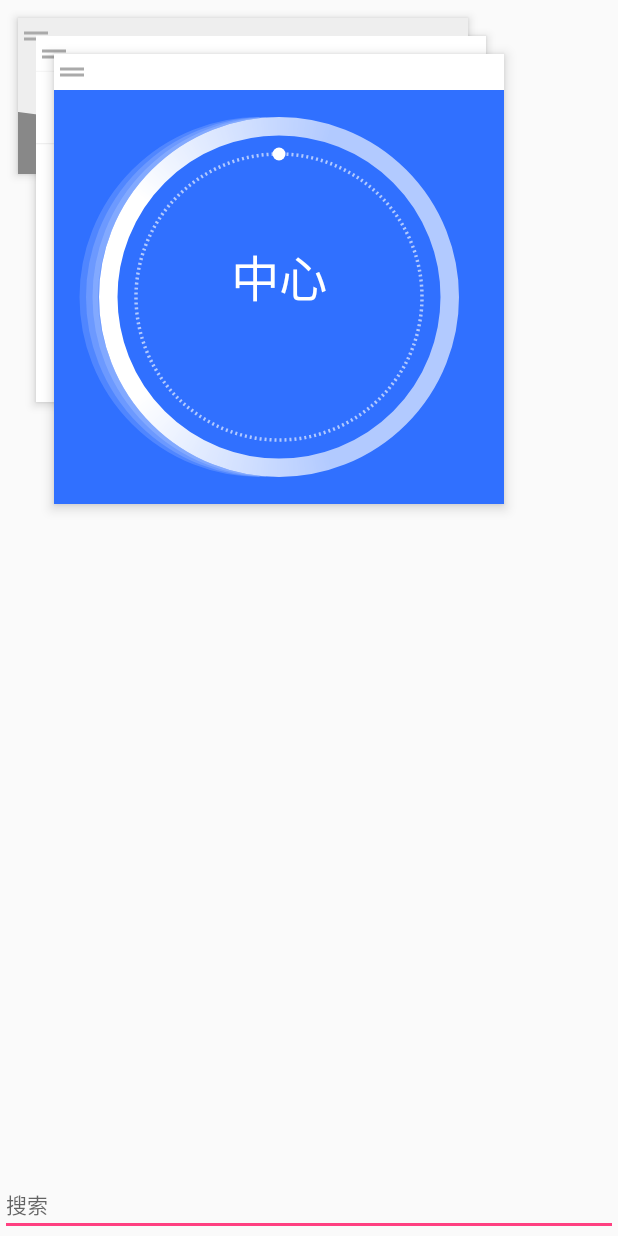
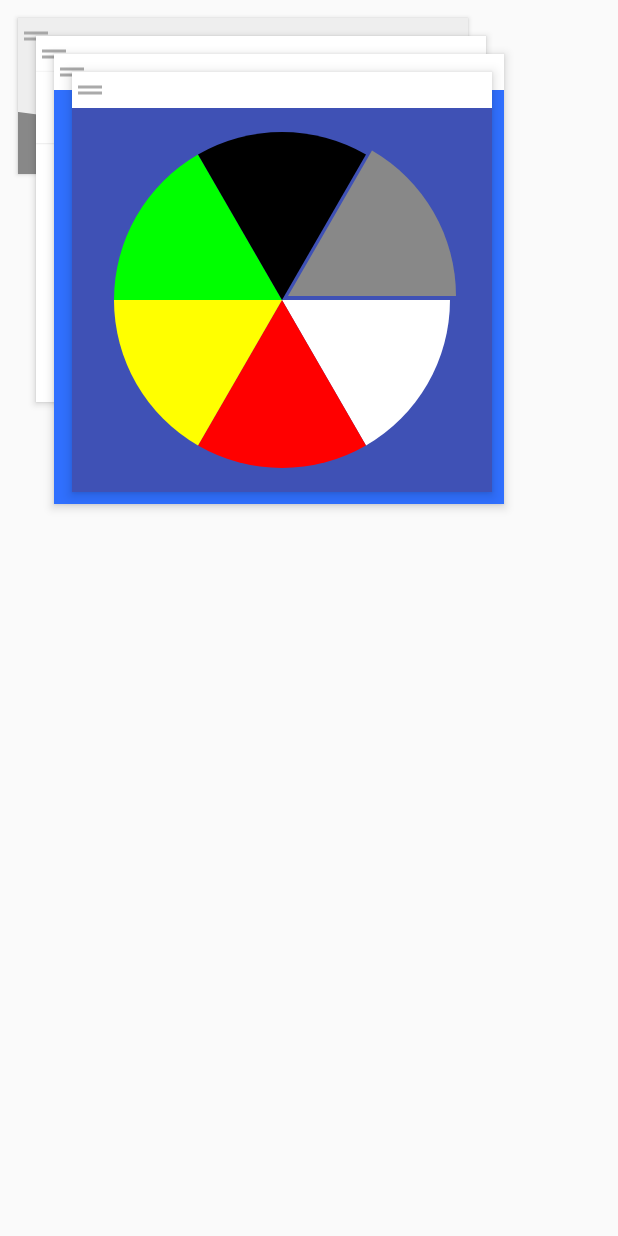
Before and after one commit to shizerixiang/CustomControls, an Android app: the layout activity_main.xml on its own in the app's theme, with its tools: preview values and no code run, on a phone screen of 412 x 824 dp. Run offline under Robolectric (Android 15) with nearby library versions, the phone set to English and light mode, and no system bars.

Commit message:
[Add]饼状图，初始化

```diff
--- a/app/src/main/java/com/beviswang/customcontrols/widget/FlippingView.kt
+++ b/app/src/main/java/com/beviswang/customcontrols/widget/FlippingView.kt
@@ -11,7 +11,7 @@ import android.view.View
 import android.view.animation.LinearInterpolator
 
 /**
- * 带有翻转动画的圆环
+ * 带有翻转动画的圆环（仿小米运动）
  * @author BevisWang
  * @date 2018/11/14 16:11
  */
--- /dev/null
+++ b/app/src/main/java/com/beviswang/customcontrols/widget/PieChartView.kt
@@ -0,0 +1,89 @@
+package com.beviswang.customcontrols.widget
+
+import android.annotation.SuppressLint
+import android.content.Context
+import android.graphics.Canvas
+import android.graphics.Color
+import android.graphics.Paint
+import android.graphics.RectF
+import android.util.AttributeSet
+import android.view.View
+
+/**
+ * 饼状图
+ * @author BevisWang
+ * @date 2018/11/16 11:46
+ */
+class PieChartView @JvmOverloads constructor(context: Context, attrs: AttributeSet? = null, def: Int = 0)
+    : View(context, attrs, def) {
+    private val mDefWidth: Int = 300
+    private val mDefHeight: Int = 300
+    // 扇形画笔
+    private var mArcPaint: Paint = Paint(Paint.ANTI_ALIAS_FLAG)
+    // 中心圆数据，用于产生扇形图间的间隙
+    private var mCenterR: Float = 1f
+    private var mCenterX: Float = 0f
+    private var mCenterY: Float = 0f
+
+    init {
+        mArcPaint.style = Paint.Style.FILL_AND_STROKE
+        mArcPaint.color = Color.WHITE
+    }
+
+    override fun onSizeChanged(w: Int, h: Int, oldw: Int, oldh: Int) {
+        super.onSizeChanged(w, h, oldw, oldh)
+        val height = height - paddingTop - paddingBottom
+        val width = width - paddingStart - paddingEnd
+        mCenterX = width / 2f + paddingStart
+        mCenterY = height / 2f + paddingTop
+    }
+
+    override fun onMeasure(widthMeasureSpec: Int, heightMeasureSpec: Int) {
+        super.onMeasure(widthMeasureSpec, heightMeasureSpec)
+        // 针对 wrap_content 的处理，使 wrap_content 生效
+        val widthSpecMode = MeasureSpec.getMode(widthMeasureSpec)
+        val widthSpecSize = MeasureSpec.getSize(widthMeasureSpec)
+        val heightSpecMode = MeasureSpec.getMode(heightMeasureSpec)
+        val heightSpecSize = MeasureSpec.getSize(heightMeasureSpec)
+        if (widthSpecMode == MeasureSpec.AT_MOST && heightSpecMode == MeasureSpec.AT_MOST) {
+            setMeasuredDimension(mDefWidth, mDefHeight)
+        } else if (widthSpecMode == MeasureSpec.AT_MOST) {
+            setMeasuredDimension(heightSpecSize, heightSpecSize)
+        } else if (heightSpecMode == MeasureSpec.AT_MOST) {
+            setMeasuredDimension(widthSpecSize, widthSpecSize)
+        }
+    }
+
+    @SuppressLint("DrawAllocation")
+    override fun onDraw(canvas: Canvas?) {
+        super.onDraw(canvas)
+        val height = height - paddingTop - paddingBottom
+        val width = width - paddingStart - paddingEnd
+        var dx: Float = paddingStart.toFloat()
+        var dy: Float = paddingTop.toFloat()
+        var diameter = 0f
+        if (height > width) {
+            diameter = width.toFloat()
+            dy += (height - width) / 2f
+        } else {
+            diameter = height.toFloat()
+            dx += (width - height) / 2f
+        }
+        val arcRectF = RectF(0f, 0f, diameter, diameter)
+        arcRectF.offset(dx, dy)
+        val d = 60f
+        mArcPaint.color = Color.WHITE
+        canvas?.drawArc(arcRectF, 0f, d, true, mArcPaint)
+        mArcPaint.color = Color.RED
+        canvas?.drawArc(arcRectF, 60f, d, true, mArcPaint)
+        mArcPaint.color = Color.YELLOW
+        canvas?.drawArc(arcRectF, 120f, d, true, mArcPaint)
+        mArcPaint.color = Color.GREEN
+        canvas?.drawArc(arcRectF, 180f, d, true, mArcPaint)
+        mArcPaint.color = Color.BLACK
+        canvas?.drawArc(arcRectF, 240f, d, true, mArcPaint)
+        arcRectF.offset(6f,-4f)
+        mArcPaint.color = Color.GRAY
+        canvas?.drawArc(arcRectF, 300f, d, true, mArcPaint)
+    }
+}
--- a/app/src/main/java/com/beviswang/customcontrols/widget/TabView.kt
+++ b/app/src/main/java/com/beviswang/customcontrols/widget/TabView.kt
@@ -10,7 +10,7 @@ import org.jetbrains.anko.doAsync
 import java.util.*
 
 /**
- * 用于 ZoomTabLayout 的 TabView
+ * 用于 ZoomTabLayout 的 TabView （仿虾米音乐 Tab）
  * @author BevisWang
  * @date 2018/11/14 16:13
  */
--- a/app/src/main/java/com/beviswang/customcontrols/widget/WeatherLayout.kt
+++ b/app/src/main/java/com/beviswang/customcontrols/widget/WeatherLayout.kt
@@ -8,7 +8,7 @@ import android.widget.RelativeLayout
 import android.widget.TextView
 import com.beviswang.customcontrols.R
 /**
- * 头部天气布局控件
+ * 头部天气布局控件 （仿美团头部天气）
  * @author BevisWang
  * @date 2018/11/15 9:24
  */
--- a/app/src/main/java/com/beviswang/customcontrols/widget/ZoomTabLayout.kt
+++ b/app/src/main/java/com/beviswang/customcontrols/widget/ZoomTabLayout.kt
@@ -12,7 +12,7 @@ import org.jetbrains.anko.uiThread
 import java.lang.ref.WeakReference
 
 /**
- * 自定义缩放 TabLayout
+ * 自定义缩放 TabLayout （仿虾米音乐 TabBar）
  * @author BevisWang
  * @date 2018/11/14 16:14
  */
--- a/app/src/main/res/layout/activity_main.xml
+++ b/app/src/main/res/layout/activity_main.xml
@@ -6,16 +6,6 @@
     android:layout_height="match_parent"
     tools:context=".MainActivity">
 
-    <EditText
-        android:id="@+id/editInput"
-        android:layout_width="match_parent"
-        android:layout_height="wrap_content"
-        android:layout_alignParentBottom="true"
-        android:layout_centerHorizontal="true"
-        android:hint="@string/str_search"
-        android:inputType="text"
-        android:textSize="14sp" />
-
     <com.beviswang.customcontrols.widget.ScrollerLayout
         android:id="@+id/acct"
         android:layout_width="300dp"
@@ -23,7 +13,7 @@
         android:layout_marginStart="12dp"
         android:layout_marginTop="12dp"
         android:background="#eee"
-        android:elevation="4dp">
+        android:elevation="2dp">
 
         <ImageView
             android:layout_width="24dp"
@@ -118,7 +108,7 @@
         android:layout_marginStart="24dp"
         android:layout_marginTop="24dp"
         android:background="#fff"
-        android:elevation="4dp">
+        android:elevation="3dp">
 
         <ImageView
             android:layout_width="24dp"
@@ -169,7 +159,7 @@
         android:layout_marginStart="36dp"
         android:layout_marginTop="36dp"
         android:background="#fff"
-        android:elevation="5dp">
+        android:elevation="4dp">
 
         <ImageView
             android:layout_width="24dp"
@@ -199,4 +189,38 @@
 
     </com.beviswang.customcontrols.widget.ScrollerLayout>
 
+    <com.beviswang.customcontrols.widget.ScrollerLayout
+        android:layout_width="280dp"
+        android:layout_height="280dp"
+        android:layout_marginStart="48dp"
+        android:layout_marginTop="48dp"
+        android:background="#fff"
+        android:elevation="5dp">
+
+        <ImageView
+            android:layout_width="24dp"
+            android:layout_height="24dp"
+            android:contentDescription="@string/app_name"
+            android:src="@drawable/ic_drag_handle"
+            android:textSize="12sp" />
+
+        <View
+            android:id="@+id/headerBar4"
+            android:layout_width="match_parent"
+            android:layout_height="24dp"
+            android:layout_marginStart="80dp"
+            android:background="#fff"
+            android:clickable="true"
+            android:focusable="true" />
+
+        <com.beviswang.customcontrols.widget.PieChartView
+            android:id="@+id/mPieChart"
+            android:layout_width="match_parent"
+            android:layout_height="match_parent"
+            android:layout_below="@id/headerBar4"
+            android:background="@color/colorPrimary"
+            android:padding="16dp" />
+
+    </com.beviswang.customcontrols.widget.ScrollerLayout>
+
 </RelativeLayout>
```
Also changed, not shown: app/src/main/AndroidManifest.xml (+7 -4 lines), app/src/main/java/com/beviswang/customcontrols/Main2Activity.kt (+39 -1 lines), app/src/main/java/com/beviswang/customcontrols/MainActivity.kt (+1 -30 lines), app/src/main/java/com/beviswang/customcontrols/ViewActivity.kt (deleted, +0 -34 lines), app/src/main/res/layout/activity_main2.xml (+9 -0 lines), app/src/main/res/layout/activity_view.xml (deleted, +0 -14 lines).
